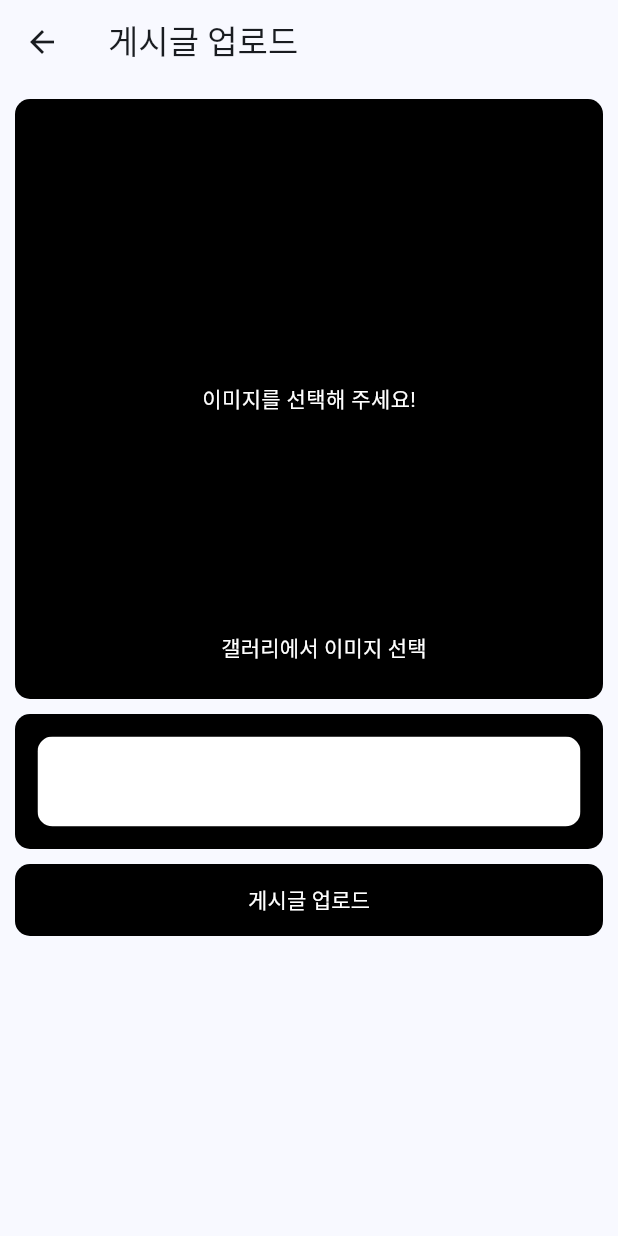
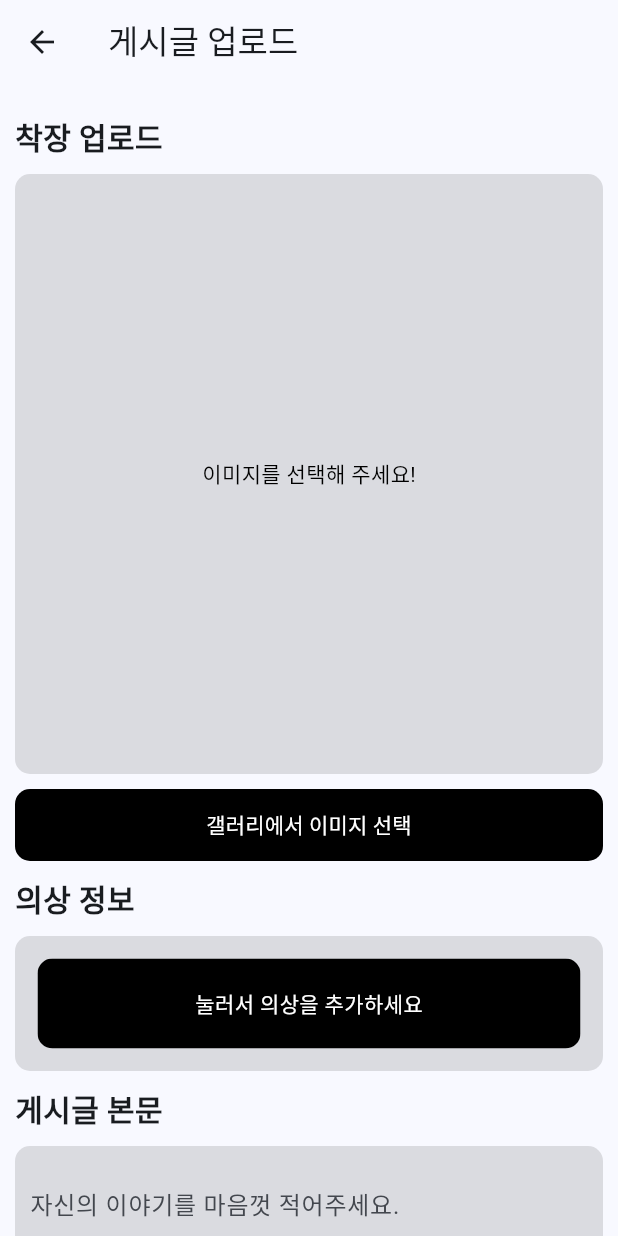
Before and after one commit to kimhaeno/Login, a Flutter app: the UploadPhotoScreen screen opened directly, on a phone screen of 412 x 824 dp. Run offline on Flutter 3.47's test engine with Material 2 defaults, Android fonts, the phone set to English and light mode, and no system bars; our stand-ins replace flutter_native_splash, image_picker; network calls fail.

Commit message:
사진 추가

```diff
--- a/lib/AddPost.dart
+++ b/lib/AddPost.dart
@@ -13,6 +13,7 @@ class AddPostState extends ChangeNotifier {
   var wearList = List<WearInfo>.empty(growable: true);
   final brandController = TextEditingController();
   final wearController = TextEditingController();
+  final bodyController = TextEditingController();
   WearType? selectedWearType;
   final _wearTypes = ['상의', '하의', '신발', '아우터', '액세서리', '모자',];
 
@@ -93,45 +94,56 @@ class _UploadPhotoScreenState extends State<UploadPhotoScreen> {
         ),
         body: SingleChildScrollView(
           child: Container(
-            alignment: Alignment.center,
+            //alignment: Alignment.center,
             margin: EdgeInsets.all(10),
             child: Column(
-              crossAxisAlignment: CrossAxisAlignment.center,
+              crossAxisAlignment: CrossAxisAlignment.start,
               children: [
-                Stack(
-                  children: [ClipRRect(
+                const SizedBox(height: 10,),
+                const Text(
+                  "착장 업로드",
+                  style: TextStyle(
+                    fontWeight: FontWeight.bold,
+                    fontSize: 20,
+                  ),
+                ),
+                const SizedBox(height: 10,),
+                ClipRRect(
                   borderRadius: BorderRadius.circular(10),
                   child: Container(
+                    height: 400,
+                    color: Colors.black12,
                     child: Container(
-                        height: 350,
+                      height: 300,
                       alignment: Alignment.center,
-                        child: _image != null ? Image.file(_image!, fit: BoxFit.cover,) :
-                        Text(
+                      child: _image != null ? Image.file(_image!, fit: BoxFit.fill,) :
+                      const Text(
                         '이미지를 선택해 주세요!',
                         style: TextStyle(
-                            color: Colors.white,
+                          color: Colors.black,
                         ),
                       ),
                     ),
-                      height: 400,
-                      color: Colors.black,
-
                 ),
                   ),
-                  Positioned(
-                    bottom: 10,
-                    child: rrButton(
+                const SizedBox(height: 10,),
+                rrButton(
                     pressFunc: _getImageFromGallery,
                     text: '갤러리에서 이미지 선택'
                 ),
+                const SizedBox(height: 10,),
+                const Text(
+                  "의상 정보",
+                  style: TextStyle(
+                      fontWeight: FontWeight.bold,
+                      fontSize: 20
                   ),
-                  ]
                 ),
-                SizedBox(height: 10,),
+                const SizedBox(height: 10,),
                 ClipRRect(
                   borderRadius: BorderRadius.circular(10),
                   child: Container(
-                    color: Colors.black,
+                    color: Colors.black12,
                     child: ListView.builder(
                       padding: const EdgeInsets.all(10),
                       shrinkWrap: true,
@@ -148,9 +160,18 @@ class _UploadPhotoScreenState extends State<UploadPhotoScreen> {
                                     builder: (BuildContext context) {
                                       return AlertDialog(
                                         content: AddWear(),
+                                        backgroundColor: Colors.white,
                                         insetPadding: const EdgeInsets.all(5),
                                         actions: [
-                                          TextButton(
+                                          ElevatedButton(
+                                            style: OutlinedButton.styleFrom(
+                                              padding: const EdgeInsets.symmetric(horizontal: 10),
+                                              shape: const RoundedRectangleBorder(
+                                                borderRadius: BorderRadius.all(Radius.circular(10)),
+                                              ),
+                                              backgroundColor: Colors.greenAccent,
+                                              foregroundColor: Colors.black,
+                                            ),
                                             onPressed: () {
                                               routeState.addList(WearInfo(
                                                   wearType: routeState
@@ -175,7 +196,14 @@ class _UploadPhotoScreenState extends State<UploadPhotoScreen> {
                               child: ClipRRect(
                                 borderRadius: BorderRadius.circular(10),
                                 child: Container(
-                                  color: Colors.white,
+                                  alignment: Alignment.center,
+                                  color: Colors.black,
+                                  child: Text(
+                                    "눌러서 의상을 추가하세요",
+                                    style: TextStyle(
+                                      color: Colors.white
+                                    ),
+                                  ),
                                 ),
                               ),
                             ),
@@ -188,7 +216,29 @@ class _UploadPhotoScreenState extends State<UploadPhotoScreen> {
                     ),
                   ),
                 ),
-                SizedBox(height: 10,),
+                const SizedBox(height: 10,),
+                const Text(
+                  "게시글 본문",
+                  style: TextStyle(
+                    fontWeight: FontWeight.bold,
+                    fontSize: 20,
+                  ),
+                ),
+                const SizedBox(height: 10),
+                ClipRRect(
+                  borderRadius: BorderRadius.circular(10),
+                  child: Container(
+                    padding: const EdgeInsets.symmetric(vertical: 15, horizontal: 10),
+                    color: Colors.black12,
+                    child: TextField(
+                      controller: routeState.bodyController,
+                      decoration: InputDecoration(
+                        hintText: '자신의 이야기를 마음껏 적어주세요.'
+                      ),
+                    ),
+                  )
+                ),
+                const SizedBox(height:10),
                 rrButton(
                   pressFunc: _uploadImage,
                   text: '게시글 업로드',
--- a/lib/Feed.dart
+++ b/lib/Feed.dart
@@ -26,9 +26,10 @@ class _Feed extends State<Feed> {
               children: [
                 Expanded(
                   child: ListView.builder(
+                      scrollDirection: Axis.horizontal,
                       itemCount: value.items.length,
                       itemBuilder: (context, index) {
-                        return Column(
+                        return Row(
                           children: [
                             Container(
                               padding: const EdgeInsets.symmetric(
@@ -40,7 +41,7 @@ class _Feed extends State<Feed> {
                             ),
                             if (value.isMore && value.currentIndex == index + 1) ...[
                               const Padding(
-                                padding: EdgeInsets.symmetric(vertical: 10),
+                                padding: EdgeInsets.symmetric(horizontal: 10),
                                 child: CircularProgressIndicator(
                                   color: Colors.greenAccent,
                                 ),
--- a/lib/LoginPage.dart
+++ b/lib/LoginPage.dart
@@ -33,9 +33,8 @@ class _LoginPageState extends State<LoginPage> {
               ),
               Center(
                 child: Column(
-                  crossAxisAlignment: CrossAxisAlignment.center,
-                  mainAxisAlignment: MainAxisAlignment.center,
                     children: [
+                      SizedBox(height: 200,),
                       Image.asset('assets/images/lightlogo4x.png', width: 200),
                       const SizedBox(height:30),
                       const Text(
--- a/lib/WearInfo.dart
+++ b/lib/WearInfo.dart
@@ -3,7 +3,7 @@ import 'package:flutter/cupertino.dart';
 enum WearType {
   top,
   pants,
-  shoes,
+  shoe,
   outer,
   acc,
   hat,
```
Also changed, not shown: lib/FeedProvider.dart (+4 -4 lines), lib/PostDetailedPage.dart (+7 -0 lines), lib/PostView.dart (+12 -13 lines), lib/Profile.dart (+28 -13 lines). Lines whose indentation alone changed are shown as unchanged.
